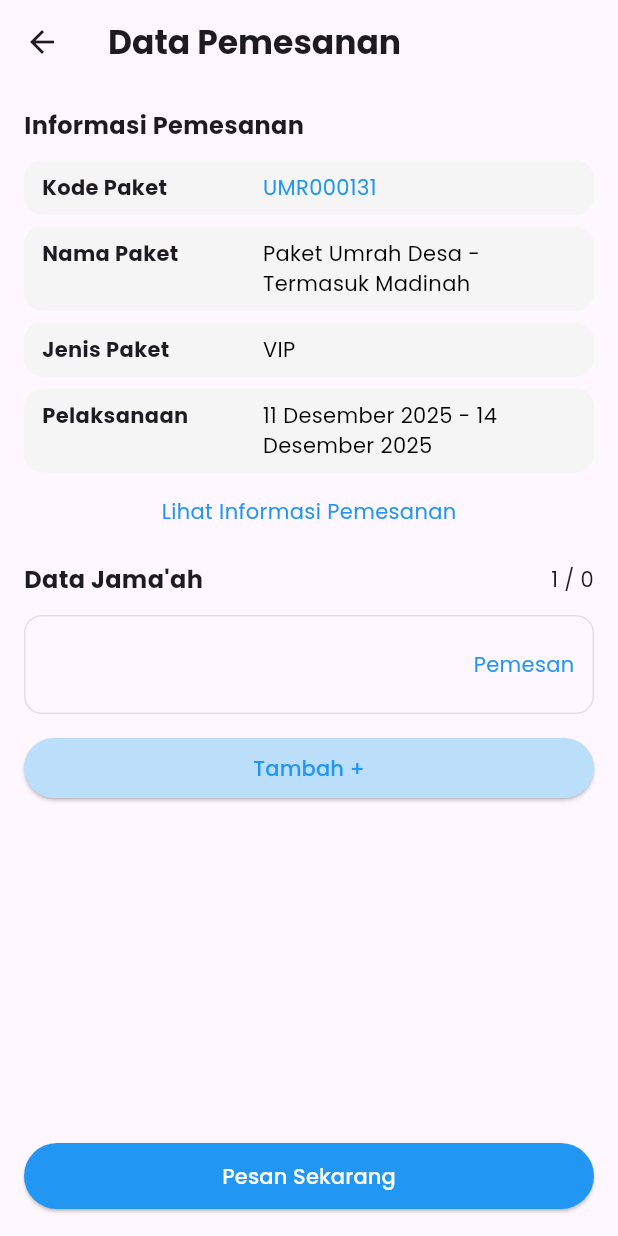
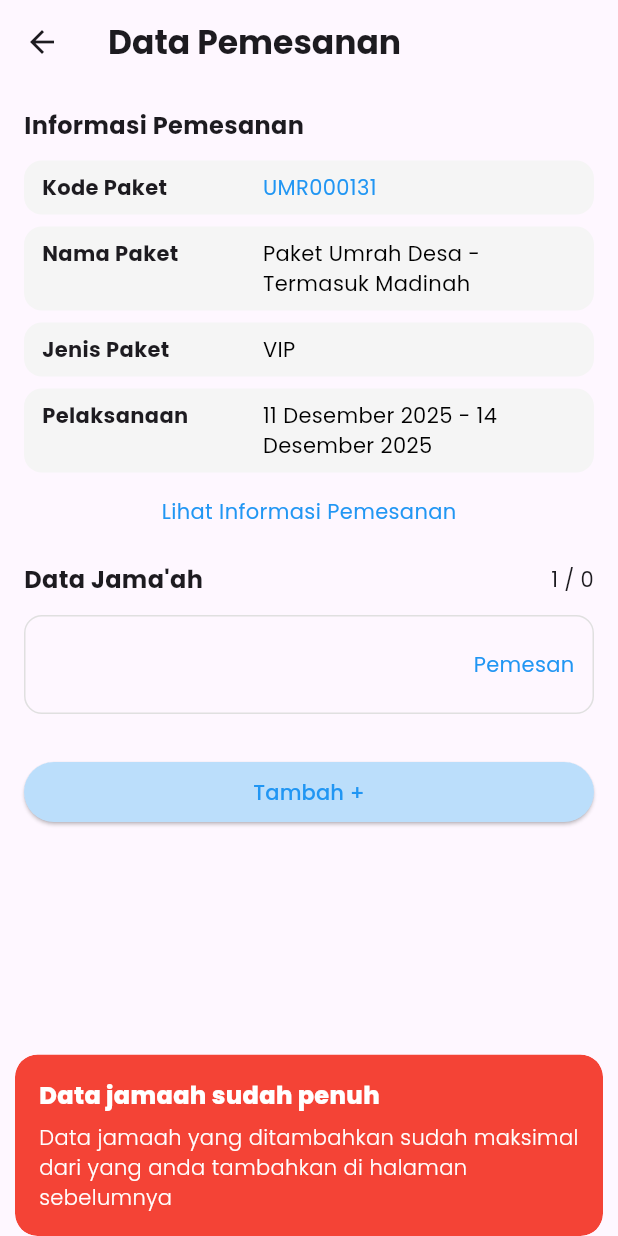
Before and after one commit to Mercuriallz/umroh_mobile_v2, a Flutter app: the DataOrderPage screen opened directly with empty values, after a tap on "Tambah +", on a phone screen of 412 x 824 dp. Run offline on Flutter 3.47's test engine with Material 3 defaults, Android fonts, the phone set to English and light mode, and no system bars; our stand-ins replace carousel_slider, file_picker, flutter_bloc, flutter_dotenv, flutter_easyloading, get and 1 more.

Commit message:
add jemaah done

```diff
--- a/lib/presentation/detail/data_order_page.dart
+++ b/lib/presentation/detail/data_order_page.dart
@@ -1,19 +1,59 @@
 import 'package:flutter/material.dart';
+import 'package:get/get.dart';
+import 'package:mobile_umroh_v2/constant/color_constant.dart';
+import 'package:mobile_umroh_v2/presentation/detail/add_jemaah_page.dart';
 
-class DataOrderPage extends StatelessWidget {
-  final String namaPemesan;
-  final String jenisKelamin;
-  final int totalOrang; // Add totalOrang parameter
+class DataOrderPage extends StatefulWidget {
+  final String? namaPemesan;
+  final String? jenisKelamin;
+  final String? typeJemaah;
+  final int? totalOrang;
+  final int? totalDipilih;
 
   const DataOrderPage({
     super.key,
     required this.namaPemesan,
     required this.jenisKelamin,
-    required this.totalOrang, // Make it required
+    this.typeJemaah,
+    required this.totalOrang,
+    this.totalDipilih,
   });
 
   @override
+  State<DataOrderPage> createState() => _DataOrderPageState();
+}
+
+class _DataOrderPageState extends State<DataOrderPage> {
+  List<Map<String, String>> jemaahList = [];
+
+  void navigateToTambahJemaah() async {
+    if ((1 + jemaahList.length) >= (widget.totalOrang ?? 0)) {
+      Get.snackbar(
+        "Data jamaah sudah penuh",
+        "Data jamaah yang ditambahkan sudah maksimal dari yang anda tambahkan di halaman sebelumnya",
+        snackPosition: SnackPosition.BOTTOM,
+        colorText: ColorConstant.secondary100,
+        backgroundColor: Colors.red,
+      );
+      return;
+    }
+
+    final result = await Navigator.push(
+      context,
+      MaterialPageRoute(builder: (_) => const AddJemaahPage()),
+    );
+
+    if (result != null && result is Map<String, String>) {
+      setState(() {
+        jemaahList.add(result);
+      });
+    }
+  }
+
+  @override
   Widget build(BuildContext context) {
+    final totalJemaah = 1 + jemaahList.length;
+
     return Scaffold(
       appBar: AppBar(
         automaticallyImplyLeading: false,
@@ -26,54 +66,47 @@ class DataOrderPage extends StatelessWidget {
       body: Padding(
         padding: const EdgeInsets.all(16.0),
         child: Column(
-          crossAxisAlignment: CrossAxisAlignment.start,
           children: [
-            const Text("Informasi Pemesanan", style: TextStyle(fontWeight: FontWeight.bold, fontSize: 16)),
+            _buildBookingInfoSection(),
+            const SizedBox(height: 24),
+
+            Expanded(
+              child: SingleChildScrollView(
+                child: Column(
+                  children: [
+                    _buildSectionHeader(totalJemaah),
                     const SizedBox(height: 12),
-            _buildInfoItem("Kode Paket", "UMR000131", isLink: true),
-            _buildInfoItem("Nama Paket", "Paket Umrah Desa - Termasuk Madinah"),
-            _buildInfoItem("Jenis Paket", "VIP"),
-            _buildInfoItem("Pelaksanaan", "11 Desember 2025 - 14 Desember 2025"),
+                    _buildJemaahItem(widget.namaPemesan ?? "-", widget.jenisKelamin ?? "-", widget.typeJemaah ?? "-", isPemesan: true),
                     const SizedBox(height: 8),
-            const Align(
-              alignment: Alignment.center,
-              child: Text("Lihat Informasi Pemesanan", style: TextStyle(color: Colors.blue)),
+                    ...jemaahList.asMap().entries.map((entry) {
+                      final index = entry.key;
+                      final jemaah = entry.value;
+                      return Dismissible(
+                        key: UniqueKey(),
+                        direction: DismissDirection.endToStart,
+                        background: Container(
+                          alignment: Alignment.centerRight,
+                          padding: const EdgeInsets.symmetric(horizontal: 20),
+                          decoration: BoxDecoration(color: Colors.red, borderRadius: BorderRadius.circular(12)),
+                          child: const Icon(Icons.delete, color: Colors.white),
                         ),
-            const SizedBox(height: 24),
-            Row(
-              mainAxisAlignment: MainAxisAlignment.spaceBetween,
-              children: [
-                const Text("Data Jama'ah", style: TextStyle(fontWeight: FontWeight.bold, fontSize: 16)),
-                // Display the correct count based on the passed totalOrang
-                Text("1 / $totalOrang")
-              ],
-            ),
-            const SizedBox(height: 12),
-            Container(
-              padding: const EdgeInsets.all(12),
-              decoration: BoxDecoration(
-                borderRadius: BorderRadius.circular(12),
-                border: Border.all(color: Colors.grey.shade300),
-              ),
-              child: Row(
-                mainAxisAlignment: MainAxisAlignment.spaceBetween,
-                children: [
-                  Column(
-                    crossAxisAlignment: CrossAxisAlignment.start,
-                    children: [
-                      Text(namaPemesan, style: const TextStyle(fontWeight: FontWeight.bold)),
-                      Text(jenisKelamin)
-                    ],
-                  ),
-                  const Text("Pemesan", style: TextStyle(color: Colors.blue)),
-                ],
-              ),
-            ),
+                        onDismissed: (_) {
+                          setState(() {
+                            jemaahList.removeAt(index);
+                          });
+                          Get.snackbar("Jama'ah Dihapus", "${jemaah['nama']} telah dihapus",
+                              snackPosition: SnackPosition.BOTTOM,
+                              colorText: ColorConstant.secondary100,
+                              backgroundColor: Colors.red);
+                        },
+                        child: _buildJemaahItem(jemaah['nama'] ?? "-", jemaah['jenis_kelamin'] ?? "-", jemaah['type_jemaah'] ?? "-"),
+                      );
+                    }).toList(),
                     const SizedBox(height: 12),
                     SizedBox(
                       width: double.infinity,
                       child: ElevatedButton(
-                onPressed: () {},
+                        onPressed: navigateToTambahJemaah,
                         style: ElevatedButton.styleFrom(
                           foregroundColor: Colors.blue,
                           backgroundColor: Colors.blue.shade100,
@@ -82,11 +115,19 @@ class DataOrderPage extends StatelessWidget {
                         child: const Text("Tambah +", style: TextStyle(color: Colors.blue)),
                       ),
                     ),
-            const Spacer(),
+                  ],
+                ),
+              ),
+            ),
+
+            // Tombol Pesan Sekarang tetap di bawah
+            const SizedBox(height: 16),
             SizedBox(
               width: double.infinity,
               child: ElevatedButton(
-                onPressed: () {},
+                onPressed: () {
+                  // Submit atau proses lanjut
+                },
                 style: ElevatedButton.styleFrom(
                   backgroundColor: Colors.blue,
                   shape: RoundedRectangleBorder(borderRadius: BorderRadius.circular(24)),
@@ -103,6 +144,35 @@ class DataOrderPage extends StatelessWidget {
     );
   }
 
+  Widget _buildSectionHeader(int totalJemaah) {
+    return Row(
+      mainAxisAlignment: MainAxisAlignment.spaceBetween,
+      children: [
+        const Text("Data Jama'ah", style: TextStyle(fontWeight: FontWeight.bold, fontSize: 16)),
+        Text("$totalJemaah / ${widget.totalOrang}"),
+      ],
+    );
+  }
+
+  Widget _buildBookingInfoSection() {
+    return Column(
+      crossAxisAlignment: CrossAxisAlignment.start,
+      children: [
+        const Text("Informasi Pemesanan", style: TextStyle(fontWeight: FontWeight.bold, fontSize: 16)),
+        const SizedBox(height: 12),
+        _buildInfoItem("Kode Paket", "UMR000131", isLink: true),
+        _buildInfoItem("Nama Paket", "Paket Umrah Desa - Termasuk Madinah"),
+        _buildInfoItem("Jenis Paket", "VIP"),
+        _buildInfoItem("Pelaksanaan", "11 Desember 2025 - 14 Desember 2025"),
+        const SizedBox(height: 8),
+        const Align(
+          alignment: Alignment.center,
+          child: Text("Lihat Informasi Pemesanan", style: TextStyle(color: Colors.blue)),
+        ),
+      ],
+    );
+  }
+
   Widget _buildInfoItem(String title, String value, {bool isLink = false}) {
     return Container(
       margin: const EdgeInsets.only(bottom: 8),
@@ -114,24 +184,32 @@ class DataOrderPage extends StatelessWidget {
       child: Row(
         crossAxisAlignment: CrossAxisAlignment.start,
         children: [
-        Expanded(
-          flex: 2,
-          child: Text(
-            title,
-            style: const TextStyle(fontWeight: FontWeight.bold),
-          ),
-        ),
+          Expanded(flex: 2, child: Text(title, style: const TextStyle(fontWeight: FontWeight.bold))),
           const SizedBox(width: 8),
-        Expanded(
-          flex: 3,
-          child: Text(
-            value,
-            style: TextStyle(color: isLink ? Colors.blue : Colors.black),
-          ),
-        ),
+          Expanded(flex: 3, child: Text(value, style: TextStyle(color: isLink ? Colors.blue : Colors.black))),
         ],
       ),
     );
   }
 
+  Widget _buildJemaahItem(String nama, String jenisKelamin, String typeJemaah, {bool isPemesan = false} ) {
+    return Container(
+      margin: const EdgeInsets.only(bottom: 8),
+      padding: const EdgeInsets.all(12),
+      decoration: BoxDecoration(
+        borderRadius: BorderRadius.circular(12),
+        border: Border.all(color: Colors.grey.shade300),
+      ),
+      child: Row(
+        mainAxisAlignment: MainAxisAlignment.spaceBetween,
+        children: [
+          Column(crossAxisAlignment: CrossAxisAlignment.start, children: [
+            Text(nama, style: const TextStyle(fontWeight: FontWeight.bold)),
+            Text(jenisKelamin),
+          ]),
+          Text(isPemesan ? "Pemesan" : typeJemaah, style: const TextStyle(color: Colors.blue)),
+        ],
+      ),
+    );
   }
+}
```
Also changed, not shown: lib/presentation/detail/add_jemaah_page.dart (added, +126 -0 lines). Lines whose indentation alone changed are shown as unchanged.
